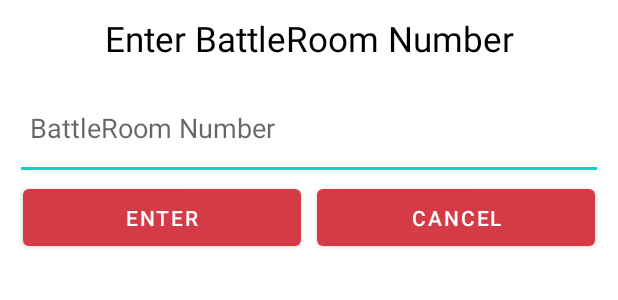
After one commit to skydoves/Pokedex-AR, an Android app: the layout battleroom_dialog.xml on its own in the app's theme, with its tools: preview values and no code run, on a phone screen of 412 x 824 dp. The commit adds this screen. Shown: the top 300 px of the screen. Run offline under Robolectric (Android 15) with nearby library versions, the phone set to English and light mode, and no system bars.

Commit message:
battleroom dialog

```diff
--- /dev/null
+++ b/app/src/main/res/layout/battleroom_dialog.xml
@@ -0,0 +1,47 @@
+<?xml version="1.0" encoding="utf-8"?>
+<LinearLayout
+    android:layout_margin="10dp"
+    android:orientation="vertical"
+    xmlns:android="http://schemas.android.com/apk/res/android"
+    android:layout_width="match_parent"
+    android:layout_height="match_parent">
+    <TextView
+        android:layout_width="match_parent"
+        android:layout_height="40dp"
+        android:text="Enter BattleRoom Number"
+        android:textColor="@color/black"
+        android:textSize="23dp"
+        android:gravity="top|center"/>
+    <EditText
+        android:id="@+id/room_number"
+        android:padding="10dp"
+        android:inputType="number"
+        android:hint="BattleRoom Number"
+        android:layout_width="match_parent"
+        android:layout_height="70dp"/>
+    <LinearLayout
+        android:orientation="horizontal"
+        android:layout_width="match_parent"
+        android:layout_height="50dp">
+        <Button
+            android:id="@+id/enter_btn"
+            android:layout_marginLeft="5dp"
+            android:layout_marginRight="5dp"
+            android:text="Enter"
+            android:textColor="@color/white"
+            android:layout_weight="1"
+            android:layout_width="match_parent"
+            android:layout_height="match_parent"/>
+        <Button
+            android:id="@+id/cancel_btn"
+            android:layout_marginLeft="5dp"
+            android:layout_marginRight="5dp"
+            android:text="Cancel"
+            android:textColor="@color/white"
+            android:layout_weight="1"
+            android:layout_width="match_parent"
+            android:layout_height="match_parent"/>
+    </LinearLayout>
+
+
+</LinearLayout>
--- a/app/src/main/res/values/colors.xml
+++ b/app/src/main/res/values/colors.xml
@@ -29,6 +29,7 @@
   <color name="white_87">#ddffffff</color>
   <color name="white_93">#edf8f8f8</color>
   <color name="white">#ffffff</color>
+  <color name="gray">#575656</color>
   <color name="gray_21">#B1A5A5</color>
   <color name="electric">#E0E64B</color>
   <color name="fairy">#9E1A44</color>
```
Also changed, not shown: app/src/main/java/com/skydoves/pokedexar/ui/main/MainActivity.kt (+28 -1 lines), app/src/main/res/layout/activity_main.xml (+100 -2 lines), app/src/main/res/drawable/pokeball.png.
